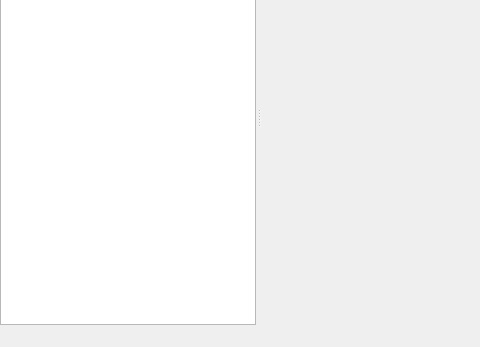
Old version of the form SKDraw/skdraw.ui in the repository song-kang/SKHMIProject; both pictures show x 0 to 480 and y 181 to 528 of the 903 by 528 pixel window.
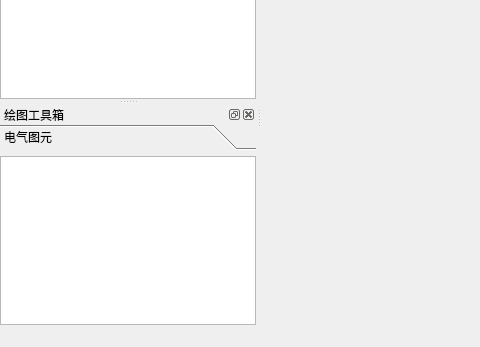
New version of the form. Icons and pictures are not drawn.

Diff of the .ui file:
```diff
--- a/SKDraw/skdraw.ui
+++ b/SKDraw/skdraw.ui
@@ -294,6 +294,53 @@
     <bool>false</bool>
    </attribute>
   </widget>
+  <widget class="QDockWidget" name="dockWidgetItem">
+   <property name="windowTitle">
+    <string>绘图工具箱</string>
+   </property>
+   <attribute name="dockWidgetArea">
+    <number>1</number>
+   </attribute>
+   <widget class="QWidget" name="dockWidgetContents">
+    <layout class="QGridLayout" name="gridLayout_4">
+     <property name="margin">
+      <number>0</number>
+     </property>
+     <item row="0" column="0">
+      <widget class="QToolBox" name="toolBoxItem">
+       <property name="currentIndex">
+        <number>0</number>
+       </property>
+       <widget class="QWidget" name="pageDQ">
+        <property name="geometry">
+         <rect>
+          <x>0</x>
+          <y>0</y>
+          <width>256</width>
+          <height>163</height>
+         </rect>
+        </property>
+        <attribute name="label">
+         <string>电气图元</string>
+        </attribute>
+        <layout class="QGridLayout" name="gridLayout_5">
+         <property name="margin">
+          <number>0</number>
+         </property>
+         <item row="0" column="0">
+          <widget class="QListWidget" name="listWidgetDQ">
+           <property name="viewMode">
+            <enum>QListView::IconMode</enum>
+           </property>
+          </widget>
+         </item>
+        </layout>
+       </widget>
+      </widget>
+     </item>
+    </layout>
+   </widget>
+  </widget>
   <action name="actionNew">
    <property name="icon">
     <iconset resource="skdraw.qrc">
```
